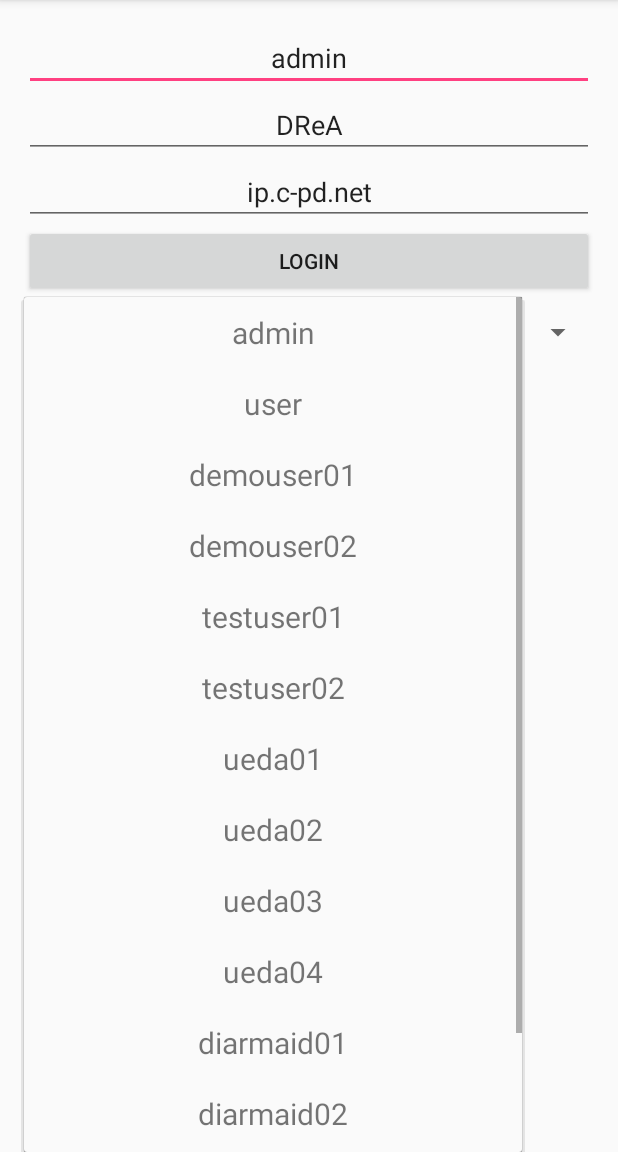
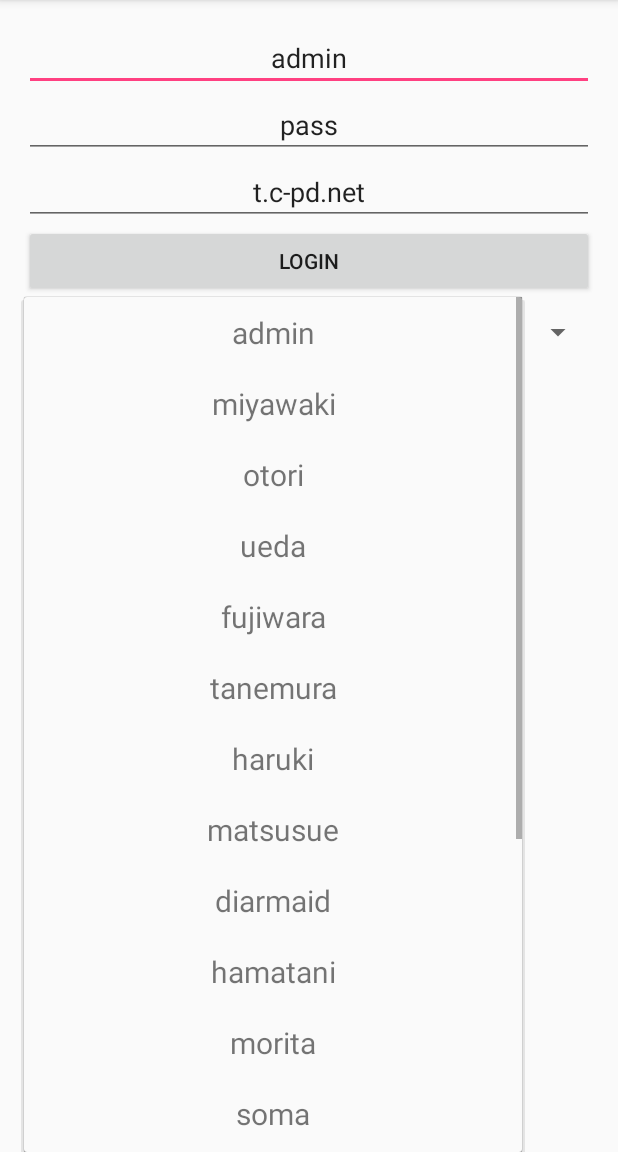
Before and after one commit to diarmaidlindsay/TuraraLoadTest, an Android app: the screen it shows after launch (LoginActivity), after a tap on "admin", on a phone screen of 412 x 824 dp, the part 84-1236 px from its top. Run offline under Robolectric (Android 15) with nearby library versions, the phone set to English and light mode, and no system bars; our stand-ins replace Volley; 1 statement that could not run was skipped.

Commit message:
Change server to new server and new user list

```diff
--- a/app/src/main/AndroidManifest.xml
+++ b/app/src/main/AndroidManifest.xml
@@ -2,8 +2,9 @@
 <manifest package="jp.pulseanddecibels.tularaloadtest"
           xmlns:android="http://schemas.android.com/apk/res/android">
 
+    <uses-permission android:name="android.permission.INTERNET"/>
     <uses-permission android:name="android.permission.ACCESS_WIFI_STATE"/>
-    <uses-permission android:name="android.permission.INTERNET"/>
+    <uses-permission android:name="android.permission.ACCESS_NETWORK_STATE"/>
     <uses-permission android:name="android.permission.WRITE_EXTERNAL_STORAGE"/>
     <uses-permission android:name="android.permission.RECORD_AUDIO"/>
     <uses-permission android:name="android.permission.MODIFY_AUDIO_SETTINGS"/>
@@ -14,8 +15,8 @@
     <application
         android:name=".activity.LoadApplication"
         android:allowBackup="true"
+        android:hardwareAccelerated="true"
         android:icon="@mipmap/ic_launcher"
-        android:hardwareAccelerated="true"
         android:label="@string/app_name"
         android:supportsRtl="true"
         android:theme="@style/AppTheme">
--- a/app/src/main/java/jp/pulseanddecibels/tularaloadtest/activity/MainActivity.java
+++ b/app/src/main/java/jp/pulseanddecibels/tularaloadtest/activity/MainActivity.java
@@ -184,6 +184,8 @@ public class MainActivity extends AppCompatActivity {
         releaseAudioFocus(me);
 
         changeButtonState(false);
+
+        LIB_OP.setCurrentCall(null);
     }
 
     private void changeButtonState(final boolean onCall) {
--- a/app/src/main/java/jp/pulseanddecibels/tularaloadtest/activity/UsersAdapter.java
+++ b/app/src/main/java/jp/pulseanddecibels/tularaloadtest/activity/UsersAdapter.java
@@ -23,20 +23,25 @@ public class UsersAdapter extends BaseAdapter {
 
     public UsersAdapter(Context context) {
         layoutInflater = LayoutInflater.from(context);
-        usersList.add(new User("admin", "DReA"));
-        usersList.add(new User("user", "Xsoz"));
-        usersList.add(new User("demouser01", "UTWT"));
-        usersList.add(new User("demouser02", "Jtd6"));
-        usersList.add(new User("testuser01", "BC7N"));
-        usersList.add(new User("testuser02", "Bb3F"));
-        usersList.add(new User("ueda01", "3L9C"));
-        usersList.add(new User("ueda02", "aDFK"));
-        usersList.add(new User("ueda03", "KpDP"));
-        usersList.add(new User("ueda04", "GMR6"));
-        usersList.add(new User("diarmaid01", "8BKZ"));
-        usersList.add(new User("diarmaid02", "YAsG"));
-        usersList.add(new User("diarmaid03", "tJPZ"));
-        usersList.add(new User("diarmaid04", "AjsD"));
+        usersList.add(new User("admin", "pass"));
+        usersList.add(new User("miyawaki", "pass"));
+        usersList.add(new User("otori", "pass"));
+        usersList.add(new User("ueda", "pass"));
+        usersList.add(new User("fujiwara", "pass"));
+        usersList.add(new User("tanemura", "pass"));
+        usersList.add(new User("haruki", "pass"));
+        usersList.add(new User("matsusue", "pass"));
+        usersList.add(new User("diarmaid", "pass"));
+        usersList.add(new User("hamatani", "pass"));
+        usersList.add(new User("morita", "pass"));
+        usersList.add(new User("soma", "pass"));
+        usersList.add(new User("sugimoto", "pass"));
+        usersList.add(new User("takahata", "pass"));
+        usersList.add(new User("user1", "pass"));
+        usersList.add(new User("user2", "pass"));
+        usersList.add(new User("user3", "pass"));
+        usersList.add(new User("user4", "pass"));
+        usersList.add(new User("user5", "pass"));
     }
 
     @Override
--- a/app/src/main/java/jp/pulseanddecibels/tularaloadtest/util/LoginManager.java
+++ b/app/src/main/java/jp/pulseanddecibels/tularaloadtest/util/LoginManager.java
@@ -61,6 +61,7 @@ public class LoginManager {
             @Override
             public void onErrorResponse(VolleyError error) {
                 Log.e("LoginManager", "Error Parsing Asterisk Account 2");
+                error.printStackTrace();
                 Toast.makeText(mContext, error.getMessage(), Toast.LENGTH_LONG).show();
             }
         };
--- a/app/src/main/res/layout/activity_login.xml
+++ b/app/src/main/res/layout/activity_login.xml
@@ -39,7 +39,7 @@
         android:hint="Server"
         android:inputType="text"
         android:padding="10dp"
-        android:text="ip.c-pd.net"/>
+        android:text="t.c-pd.net"/>
 
     <Button
         android:id="@+id/button_login"
```
